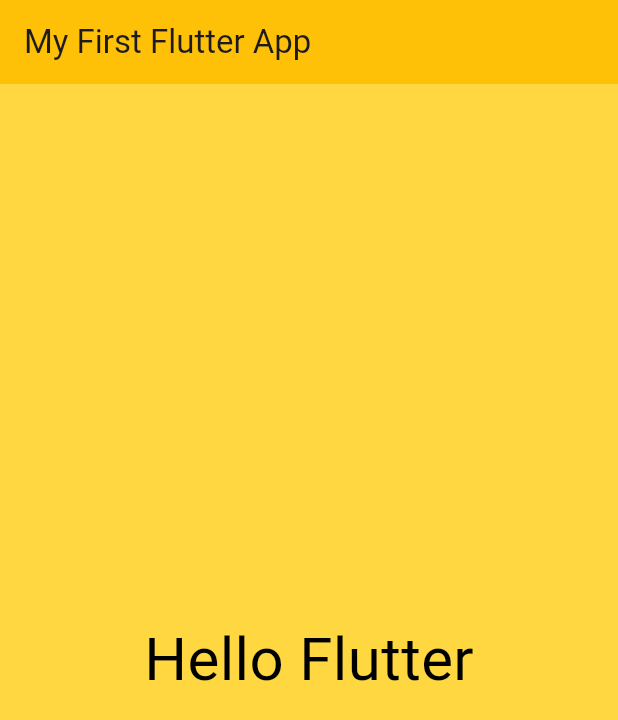
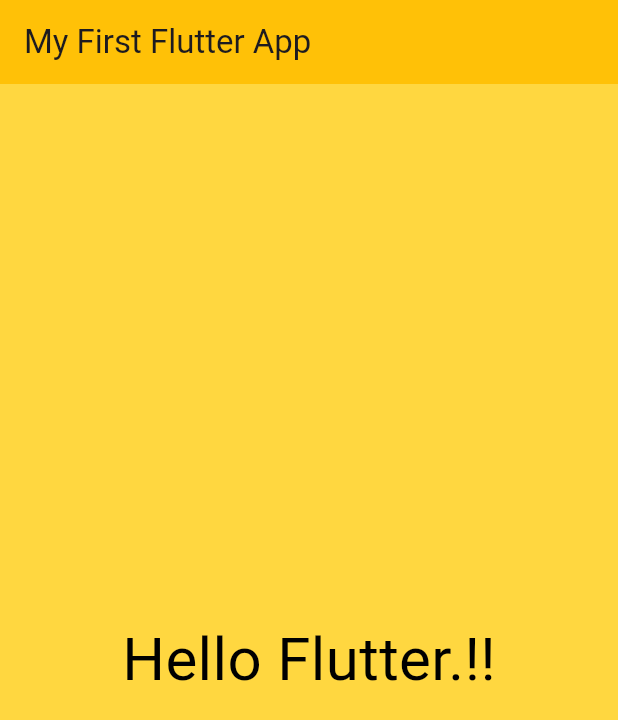
Before and after one commit to vimalku637/Flutter-Learning, a Flutter app: the screen it shows after launch, on a phone screen of 412 x 824 dp. Shown: the top 720 px of the screen. Run offline on Flutter 3.47's test engine with Material 3 defaults, Android fonts, the phone set to English and light mode, and no system bars.

Commit message:
Organize your Dart code in the Flutter App part-3

```diff
--- /dev/null
+++ b/lib/app_screens/first_screen.dart
@@ -0,0 +1,20 @@
+import 'package:flutter/material.dart';
+
+class FirstScreen extends StatelessWidget{
+  const FirstScreen({super.key});
+
+  @override
+  Widget build(BuildContext context) {
+    return Material(
+      color: Colors.amberAccent,
+      child: Center(
+        child: Text(
+          "Hello Flutter.!!",
+          textDirection: TextDirection.ltr,
+          style: TextStyle(color: Colors.black, fontSize: 40.0),
+        ), //Text
+      ), //Center
+    ); //Material
+    throw UnimplementedError();
+  }
+}
--- a/lib/main.dart
+++ b/lib/main.dart
@@ -1,24 +1,22 @@
 import 'package:flutter/material.dart';
+import './app_screens/first_screen.dart';
 
-void main() {
-  runApp(
-    MaterialApp(
+void main() => runApp(MyFlutterApp());
+
+class MyFlutterApp extends StatelessWidget{
+  const MyFlutterApp({super.key});
+
+  @override
+  Widget build(BuildContext context) {
+    return MaterialApp(
+      debugShowCheckedModeBanner: false,
       title: "My Flutter App",
       home: Scaffold(
         appBar: AppBar(
             title: Text("My First Flutter App"),
             backgroundColor: Colors.amber),
-        body: Material(
-          color: Colors.amberAccent,
-          child: Center(
-            child: Text(
-              "Hello Flutter",
-              textDirection: TextDirection.ltr,
-              style: TextStyle(color: Colors.black, fontSize: 40.0),
-            ), //Text
-          ), //Center
-        ), //Material
-      ), //Scaffold
-    ), //MaterialApp
-  );
+        body: FirstScreen()
+      ) //Scaffold
+    ); //MaterialApp
+  }
 }
```
